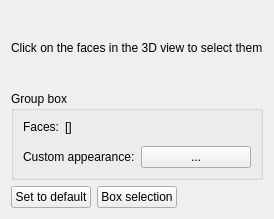
southseact-3d/fcd, file src/Mod/Part/Gui/TaskFaceAppearances.ui: the form before one commit.
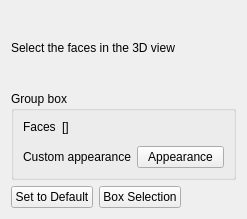
The form after the commit. Custom widgets are drawn as their Qt base class.

The edit to the form file:
```diff
--- a/src/Mod/Part/Gui/TaskFaceAppearances.ui
+++ b/src/Mod/Part/Gui/TaskFaceAppearances.ui
@@ -17,7 +17,7 @@
    <item>
     <widget class="QLabel" name="label">
      <property name="text">
-      <string>Click on the faces in the 3D view to select them</string>
+      <string>Select the faces in the 3D view</string>
      </property>
     </widget>
    </item>
@@ -38,7 +38,7 @@
            </sizepolicy>
           </property>
           <property name="text">
-           <string>Faces:</string>
+           <string>Faces</string>
           </property>
          </widget>
         </item>
@@ -63,14 +63,15 @@
         <item row="0" column="1">
          <widget class="QPushButton" name="buttonCustomAppearance">
           <property name="text">
-           <string>...</string>
+           <string>Appearance</string>
+
           </property>
          </widget>
         </item>
         <item row="0" column="0">
          <widget class="QLabel" name="labelCustomAppearance">
           <property name="text">
-           <string>Custom appearance:</string>
+           <string>Custom appearance</string>
           </property>
          </widget>
         </item>
@@ -87,7 +88,7 @@
         <string>Resets color for all faces of the part</string>
        </property>
        <property name="text">
-        <string>Set to default</string>
+        <string>Set to Default</string>
        </property>
       </widget>
      </item>
@@ -98,7 +99,7 @@
 by dragging a selection rectangle in the 3D view</string>
        </property>
        <property name="text">
-        <string>Box selection</string>
+        <string>Box Selection</string>
        </property>
        <property name="checkable">
         <bool>true</bool>
```
Left out of the diff: 5 changed lines with no effect on the pictures.
